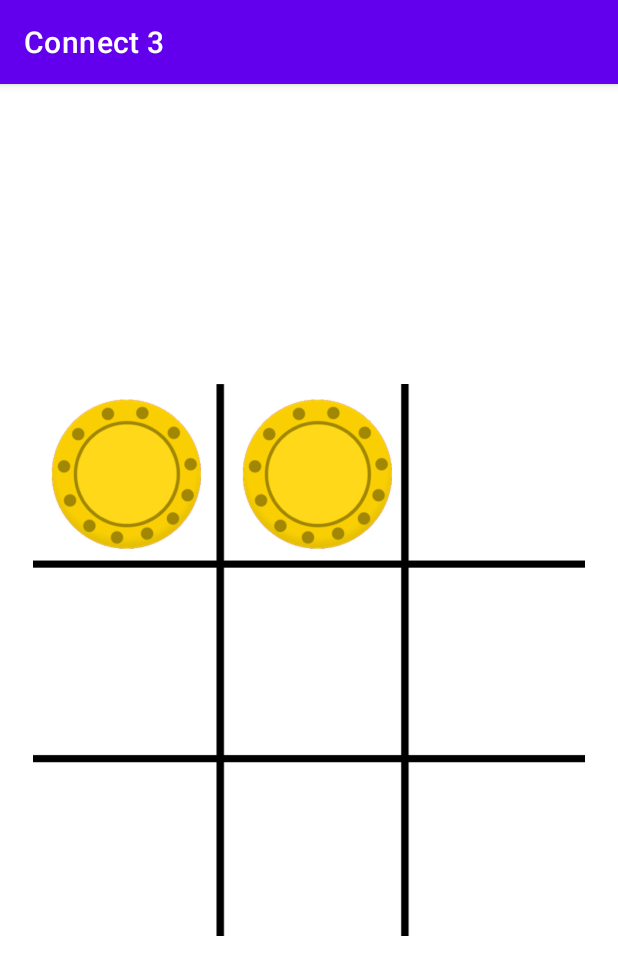
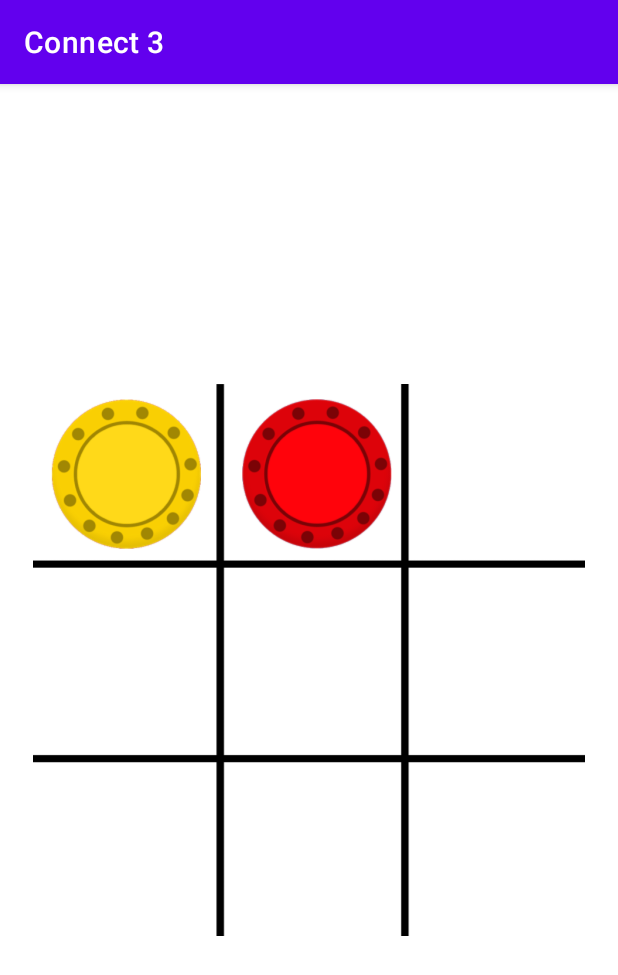
Before and after one commit to DocBrown85/android-connect-3, an Android app: the screen it shows after launch (MainActivity), after a tap on an icon or button, on a phone screen of 412 x 824 dp. Shown: the top 975 px of the screen. Run offline under Robolectric (Android 15) with nearby library versions, the phone set to English and light mode, and no system bars; 1 other tap on this screen came first.

Commit message:
Add dropIn() animation to each counter and handle alternating players

```diff
--- a/app/src/main/java/com/example/connect3/MainActivity.kt
+++ b/app/src/main/java/com/example/connect3/MainActivity.kt
@@ -4,16 +4,25 @@ import androidx.appcompat.app.AppCompatActivity
 import android.os.Bundle
 import android.view.View
 import android.widget.ImageView
-import com.example.connect3.R.drawable.yellow
 
 class MainActivity : AppCompatActivity() {
+
+    var activePlayer = 0
 
     fun dropIn(view: View) {
 
         var counter = view as ImageView
 
         counter.translationY = -1500f
-        counter.setImageResource(yellow)
+
+        if (activePlayer == 0) {
+            counter.setImageResource(R.drawable.yellow)
+        }
+        else {
+            counter.setImageResource(R.drawable.red)
+        }
+        activePlayer = (activePlayer + 1) % 2
+
         counter.animate().translationYBy(1500f).rotation(3600f).duration = 1000
 
     }
```
